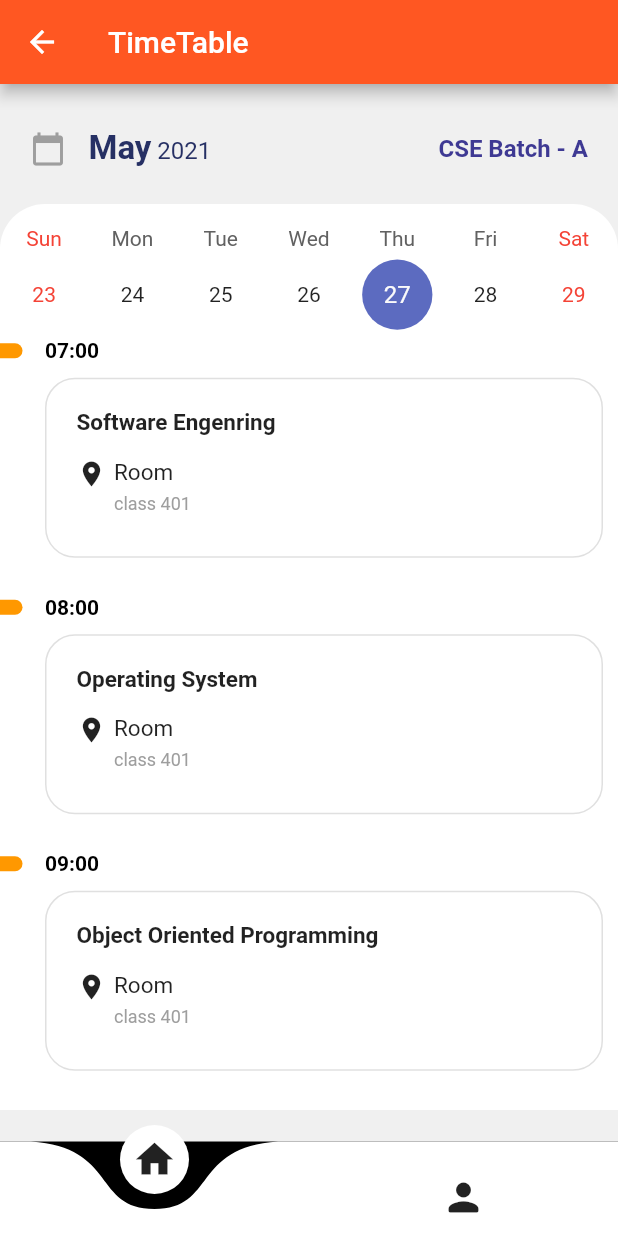
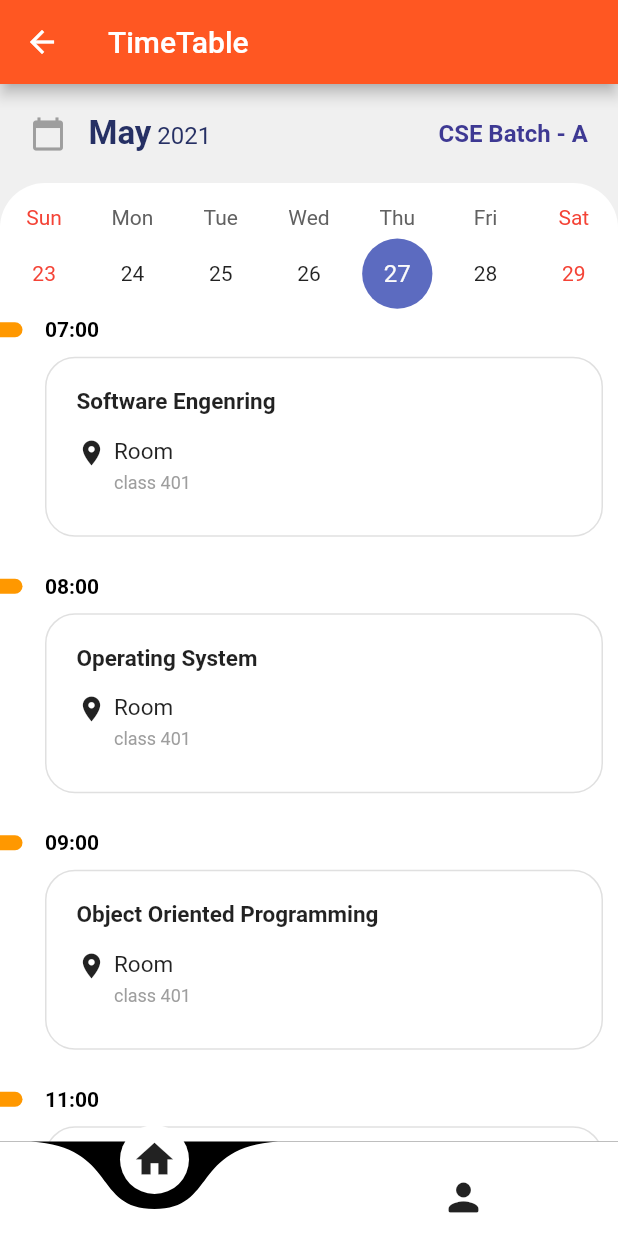
Before and after one commit to Blaze-Community/our_e_college_app, a Flutter app: the screen it shows after launch, after a tap on "TimeTable", on a phone screen of 412 x 824 dp. Run offline on Flutter 3.47's test engine with Material 2 defaults, Android fonts, the phone set to English and light mode, and no system bars; drawn by our look-alikes of curved_navigation_bar, table_calendar; our stand-ins replace flutter_login, font_awesome_flutter, image_picker, marquee.

Commit message:
changes made by me

```diff
--- a/lib/components/annoucement/announcementItem.dart
+++ b/lib/components/annoucement/announcementItem.dart
@@ -26,8 +26,7 @@ class AnnouncementItem extends StatefulWidget {
 class _AnnouncementItemState extends State<AnnouncementItem> {
   @override
   Widget build(BuildContext context) {
-    return Flexible(
-      child: Card(
+    return Card(
       shape: RoundedRectangleBorder(
         borderRadius: BorderRadius.all(Radius.circular(8.0)),
       ),
@@ -124,7 +123,6 @@ class _AnnouncementItemState extends State<AnnouncementItem> {
           ],
         ),
       ),
-      ),
     );
   }
 }
--- a/lib/components/timetable/timetable.dart
+++ b/lib/components/timetable/timetable.dart
@@ -23,13 +23,14 @@ class _TimeTableState extends State<TimeTable> {
         appBar: AppBar(
           title: Text("TimeTable"),
         ),
-        body: Stack(
-          children: [
-            Container(
-              padding: EdgeInsets.symmetric(horizontal: 20, vertical: 30),
+        body: Container(
           alignment: Alignment.topCenter,
           color: Color(0xFFF0F0F0),
-              height: MediaQuery.of(context).size.height,
+          child: Column(
+            mainAxisAlignment: MainAxisAlignment.start,
+            children: [
+              Padding(
+                padding: const EdgeInsets.symmetric(horizontal: 20.0,vertical: 20),
                 child: Row(
                   mainAxisAlignment: MainAxisAlignment.spaceBetween,
                   children: [
@@ -69,11 +70,8 @@ class _TimeTableState extends State<TimeTable> {
                   ],
                 ),
               ),
-            Positioned(
-              top: 80,
+              Expanded(
                 child: Container(
-                height: MediaQuery.of(context).size.height - 220,
-                width: MediaQuery.of(context).size.width,
                   decoration: BoxDecoration(
                     color: Colors.white,
                     borderRadius: BorderRadius.only(
@@ -94,11 +92,12 @@ class _TimeTableState extends State<TimeTable> {
                               initialCalendarFormat: CalendarFormat.week,
                               headerVisible: false,
                             // calendarStyle: CalendarStyle(todayStyle: ),
+                            )
+                          ]
+                        )
                       ),
-                        ])),
                       Expanded(
-                      child: SingleChildScrollView(
-                        child: Column(
+                        child: ListView(
                           children: [
                             TimeTableItems(
                               subject: "Software Engenring",
@@ -133,12 +132,63 @@ class _TimeTableState extends State<TimeTable> {
                           ],
                         ),
                       ),
-                    )
                     ],
                   ),
                 ),
               )
+
             ],
-        ));
+          ),
+          /*child: Container(
+            decoration: BoxDecoration(
+              color: Colors.white,
+              borderRadius: BorderRadius.only(
+                topLeft: Radius.circular(75.0),
+                topRight: Radius.circular(75.0),
+              ),
+            ),
+            child: Padding(
+                padding: EdgeInsets.only(top: 45.0),
+                child: Container(
+                    child: Padding(
+                      padding: const EdgeInsets.symmetric(horizontal: 20.0),
+                      child: ListView(
+                        children: [
+                          TimeTableItems(
+                            subject: "Software Engenring",
+                            time: "07:00",
+                            room: "class 401",
+                          ),
+                          TimeTableItems(
+                            subject: "Operating System",
+                            time: "08:00",
+                            room: "class 401",
+                          ),
+                          TimeTableItems(
+                            subject: "Object Oriented Programming",
+                            time: "09:00",
+                            room: "class 401",
+                          ),
+                          TimeTableItems(
+                            subject: "Data Structure",
+                            time: "11:00",
+                            room: "class 401",
+                          ),
+                          TimeTableItems(
+                            subject: "Digital Signals",
+                            time: "13:00",
+                            room: "class 407",
+                          ),
+                          TimeTableItems(
+                            subject: "Cloud computing",
+                            time: "15:00",
+                            room: "class 404",
+                          ),
+                        ]
+                      ),
+                    ))),
+          ),*/
+        )
+        );
   }
 }
--- a/lib/components/timetable/timetableitems.dart
+++ b/lib/components/timetable/timetableitems.dart
@@ -27,10 +27,8 @@ class TimeTableItems extends StatelessWidget {
               SizedBox(
                 width: 15,
               ),
-              Container(
-                width: MediaQuery.of(context).size.width - 60,
-                child: Row(
-                  mainAxisAlignment: MainAxisAlignment.spaceBetween,
+              Row(
+                mainAxisAlignment: MainAxisAlignment.start,
                 children: [
                   RichText(
                     text: TextSpan(
@@ -42,7 +40,6 @@ class TimeTableItems extends StatelessWidget {
                     ),
                   ),
                 ],
-                ),
               )
             ],
           ),
--- a/lib/utils/homepage.dart
+++ b/lib/utils/homepage.dart
@@ -20,11 +20,11 @@ class _HomePageState extends State<HomePage> {
   @override
   Widget build(BuildContext context) {
     return Column(
+      mainAxisAlignment: MainAxisAlignment.start,
       children: <Widget>[
-        //
         Container(
           width: double.infinity,
-          height: MediaQuery.of(context).size.height / 3.5,
+          height: 250,
           decoration: BoxDecoration(
               // color: Colors.deepOrange,
               borderRadius: BorderRadius.only(
@@ -73,7 +73,7 @@ class _HomePageState extends State<HomePage> {
         Expanded(
           child: ListView(children: [
             Padding(
-              padding: const EdgeInsets.only(top: 16, left: 16, right: 16),
+              padding: const EdgeInsets.only(left: 16, right: 16),
               child: Row(
                 mainAxisAlignment: MainAxisAlignment.center,
                 children: <Widget>[
```
Also changed, not shown: lib/components/assignment/assignmentItem.dart (+13 -7 lines), lib/components/buysell/buyList.dart (+8 -15 lines), lib/components/buysell/newPostSell.dart (+4 -5 lines), lib/components/buysell/sellList.dart (+5 -9 lines), lib/components/result/resultitem.dart (+14 -5 lines). Lines whose indentation alone changed are shown as unchanged.
